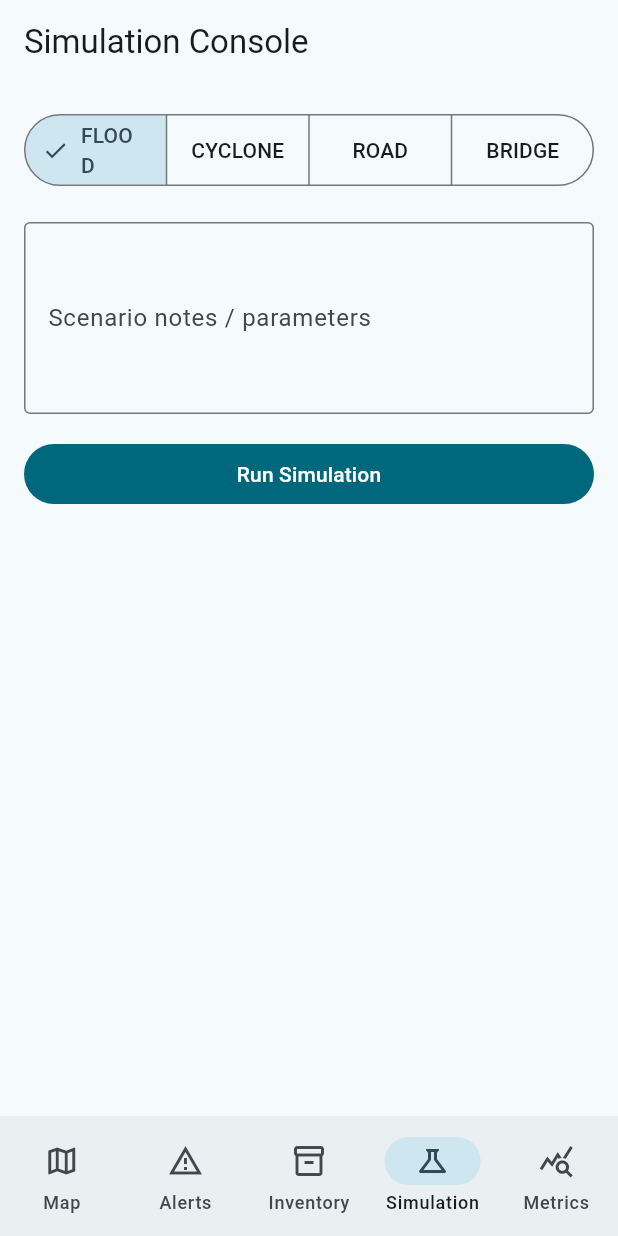
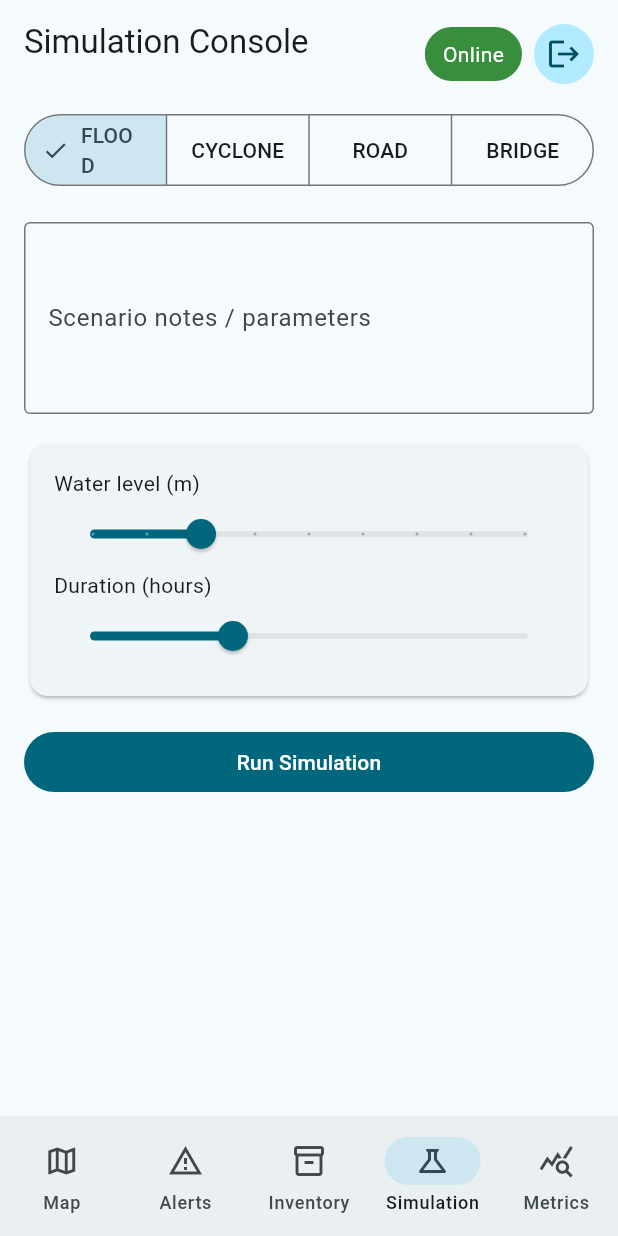
Before and after one commit to VyshrawanP/SupplyGuardAI, a Flutter app: the AppShell screen opened directly, item 4 of the bottom bar chosen, on a phone screen of 412 x 824 dp. Run offline on Flutter 3.47's test engine with Material 3 defaults, Android fonts, the light colour scheme and no system bars; our stand-ins replace cloud_firestore, connectivity_plus, dio, firebase_auth, firebase_core, fl_chart and 5 more; missing offline and left inert: workmanager; accounts and stored records are empty.

Commit message:
Frontend Fixed

```diff
--- a/frontend/lib/core/providers/app_providers.dart
+++ b/frontend/lib/core/providers/app_providers.dart
@@ -1,8 +1,13 @@
 import 'package:flutter_riverpod/flutter_riverpod.dart';
 
 import '../models/app_models.dart';
+import '../services/api_service.dart';
 import '../services/firestore_service.dart';
 import '../services/offline_sync_service.dart';
+
+final apiServiceProvider = Provider<ApiService>((ref) {
+  return ApiService();
+});
 
 final firestoreServiceProvider = Provider<FirestoreService>((ref) {
   return FirestoreService();
--- a/frontend/lib/features/simulation/simulation_console_screen.dart
+++ b/frontend/lib/features/simulation/simulation_console_screen.dart
@@ -4,11 +4,20 @@ import 'package:flutter_riverpod/flutter_riverpod.dart';
 import '../../core/models/app_models.dart';
 import '../../core/providers/app_providers.dart';
 
-class SimulationConsoleScreen extends ConsumerWidget {
+class SimulationConsoleScreen extends ConsumerStatefulWidget {
   const SimulationConsoleScreen({super.key});
 
   @override
-  Widget build(BuildContext context, WidgetRef ref) {
+  ConsumerState<SimulationConsoleScreen> createState() => _SimulationConsoleScreenState();
+}
+
+class _SimulationConsoleScreenState extends ConsumerState<SimulationConsoleScreen> {
+  bool _loading = false;
+  double _primarySlider = 2;
+  double _secondarySlider = 24;
+
+  @override
+  Widget build(BuildContext context) {
     final simulation = ref.watch(simulationStateProvider);
     final scenario = ref.watch(_scenarioProvider);
 
@@ -37,22 +46,54 @@ class SimulationConsoleScreen extends ConsumerWidget {
             onChanged: (value) => ref.read(_scenarioNotesProvider.notifier).state = value,
           ),
           const SizedBox(height: 16),
+          Card(
+            child: Padding(
+              padding: const EdgeInsets.all(16),
+              child: Column(
+                crossAxisAlignment: CrossAxisAlignment.start,
+                children: [
+                  Text(scenario == 'FLOOD' ? 'Water level (m)' : 'Radius / severity'),
+                  Slider(
+                    value: _primarySlider,
+                    min: 1,
+                    max: scenario == 'CYCLONE' ? 300 : 5,
+                    divisions: scenario == 'CYCLONE' ? 299 : 8,
+                    label: _primarySlider.toStringAsFixed(1),
+                    onChanged: (value) => setState(() => _primarySlider = value),
+                  ),
+                  Text(scenario == 'FLOOD' ? 'Duration (hours)' : 'ETA / repair window'),
+                  Slider(
+                    value: _secondarySlider,
+                    min: 1,
+                    max: 72,
+                    divisions: 71,
+                    label: _secondarySlider.round().toString(),
+                    onChanged: (value) => setState(() => _secondarySlider = value),
+                  ),
+                ],
+              ),
+            ),
+          ),
+          const SizedBox(height: 16),
           FilledButton(
-            onPressed: () {
-              ref.read(simulationStateProvider.notifier).state = SimulationResult(
-                sessionId: DateTime.now().millisecondsSinceEpoch.toString(),
-                scenarioType: scenario,
-                impactSummary: const {
-                  'shipments_disrupted': 4,
-                  'drones_needed': 2,
-                  'inventory_depletion': 3,
-                  'rescue_missions': 2,
-                  'lives_at_risk': 18,
-                },
-                computedAt: DateTime.now().toIso8601String(),
-              );
-            },
-            child: const Text('Run Simulation'),
+            onPressed: _loading
+                ? null
+                : () async {
+                    setState(() => _loading = true);
+                    final result = await ref.read(apiServiceProvider).runSimulation(
+                      scenarioType: scenario,
+                      parameters: {
+                        'water_level_meters': _primarySlider,
+                        'duration_hours': _secondarySlider,
+                        'notes': ref.read(_scenarioNotesProvider),
+                      },
+                    );
+                    ref.read(simulationStateProvider.notifier).state = result;
+                    if (mounted) {
+                      setState(() => _loading = false);
+                    }
+                  },
+            child: Text(_loading ? 'Running...' : 'Run Simulation'),
           ),
           const SizedBox(height: 20),
           if (simulation != null) ...[
--- a/frontend/lib/main.dart
+++ b/frontend/lib/main.dart
@@ -1,10 +1,13 @@
 import 'package:firebase_core/firebase_core.dart';
+import 'package:firebase_auth/firebase_auth.dart';
 import 'package:flutter/material.dart';
 import 'package:flutter_riverpod/flutter_riverpod.dart';
 
 import 'core/providers/app_providers.dart';
 import 'core/services/firestore_service.dart';
+import '../firebase_options.dart';
 import 'features/alerts/alert_panel_screen.dart';
+import 'features/auth/auth_gate.dart';
 import 'features/inventory/inventory_dashboard_screen.dart';
 import 'features/map/command_map_screen.dart';
 import 'features/metrics/metrics_screen.dart';
@@ -13,7 +16,9 @@ import 'features/survivor_report/survivor_report_screen.dart';
 
 Future<void> main() async {
   WidgetsFlutterBinding.ensureInitialized();
-  await Firebase.initializeApp();
+  await Firebase.initializeApp(
+    options: DefaultFirebaseOptions.currentPlatform,
+  );
   await FirestoreService.initializeOffline();
   runApp(const ProviderScope(child: SupplyGuardApp()));
 }
@@ -44,19 +49,19 @@ class _SupplyGuardAppState extends ConsumerState<SupplyGuardApp> {
       routes: {
         '/report': (_) => const SurvivorReportScreen(),
       },
-      home: const AppShell(),
+      home: const AuthGate(child: AppShell()),
     );
   }
 }
 
-class AppShell extends StatefulWidget {
+class AppShell extends ConsumerStatefulWidget {
   const AppShell({super.key});
 
   @override
-  State<AppShell> createState() => _AppShellState();
+  ConsumerState<AppShell> createState() => _AppShellState();
 }
 
-class _AppShellState extends State<AppShell> {
+class _AppShellState extends ConsumerState<AppShell> {
   int _index = 0;
 
   static const _screens = [
@@ -69,8 +74,56 @@ class _AppShellState extends State<AppShell> {
 
   @override
   Widget build(BuildContext context) {
+    final offlineSync = ref.watch(offlineSyncServiceProvider);
+
     return Scaffold(
-      body: _screens[_index],
+      body: Stack(
+        children: [
+          Positioned.fill(child: _screens[_index]),
+          Positioned(
+            top: 16,
+            right: 16,
+            child: SafeArea(
+              child: Material(
+                color: Colors.transparent,
+                child: Row(
+                  mainAxisSize: MainAxisSize.min,
+                  children: [
+                    DecoratedBox(
+                      decoration: BoxDecoration(
+                        color: offlineSync.isOffline
+                            ? Colors.red.shade700
+                            : offlineSync.isSyncing
+                                ? Colors.amber.shade700
+                                : Colors.green.shade700,
+                        borderRadius: BorderRadius.circular(999),
+                      ),
+                      child: Padding(
+                        padding: const EdgeInsets.symmetric(horizontal: 12, vertical: 8),
+                        child: Text(
+                          offlineSync.isOffline
+                              ? 'Offline'
+                              : offlineSync.isSyncing
+                                  ? 'Syncing ${(offlineSync.progress * 100).round()}%'
+                                  : 'Online',
+                          style: const TextStyle(color: Colors.white),
+                        ),
+                      ),
+                    ),
+                    const SizedBox(width: 8),
+                    CircleAvatar(
+                      child: IconButton(
+                        icon: const Icon(Icons.logout),
+                        onPressed: () => FirebaseAuth.instance.signOut(),
+                      ),
+                    ),
+                  ],
+                ),
+              ),
+            ),
+          ),
+        ],
+      ),
       bottomNavigationBar: NavigationBar(
         selectedIndex: _index,
         onDestinationSelected: (value) => setState(() => _index = value),
```
Also changed, not shown: frontend/lib/core/models/app_models.dart (+25 -14 lines), frontend/lib/core/services/api_service.dart (added, +52 -0 lines), frontend/lib/features/auth/auth_gate.dart (added, +125 -0 lines), frontend/firebase_options.dart.
